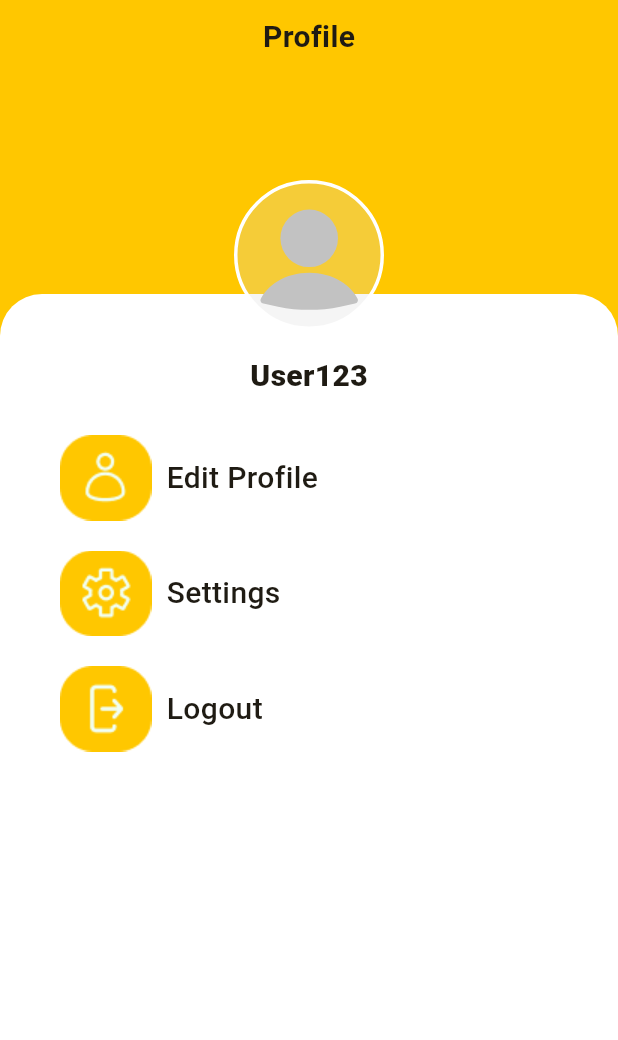
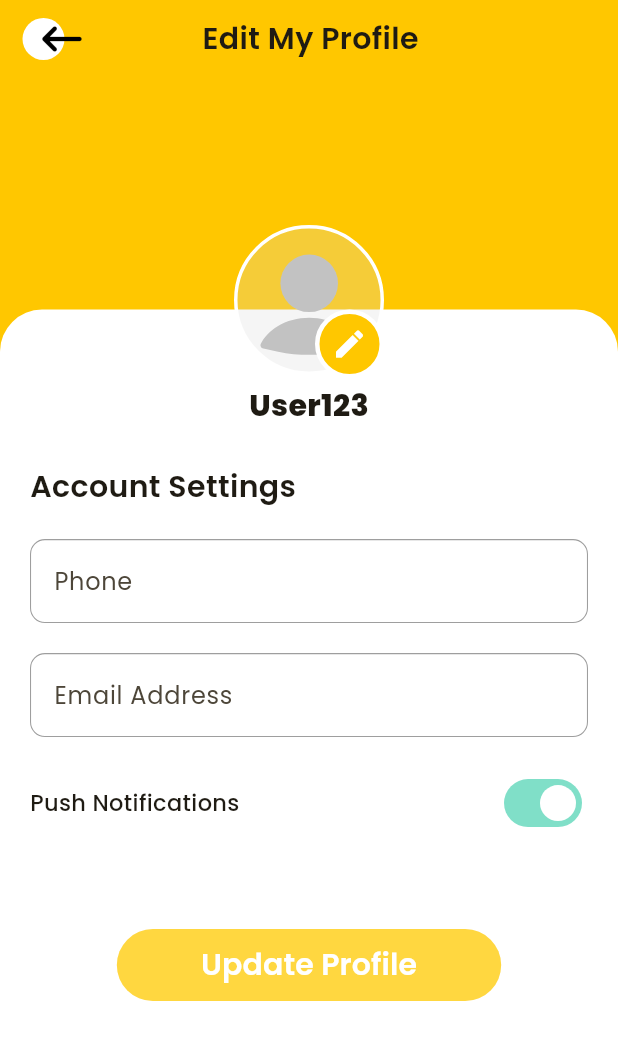
Before and after one commit to Dohahamdyy/citizen-connect, a Flutter app: the ProfileScreen screen opened directly, after a tap on "Edit Profile", on a phone screen of 412 x 824 dp. Shown: the top 1040 px of the screen. Run offline on Flutter 3.47's test engine with Material 3 defaults, Android fonts, the phone set to English and light mode, and no system bars; our stand-ins replace flutter_svg, geolocator, image_picker, pin_code_fields, shared_preferences; accounts and stored records are empty.

Commit message:
added edit profile screen and new font

```diff
--- a/lib/main.dart
+++ b/lib/main.dart
@@ -1,5 +1,6 @@
 import 'package:flutter/material.dart';
 import 'package:flutter_demo/ui/screens/description_screen.dart';
+import 'package:flutter_demo/ui/screens/edit_profile_screen.dart';
 import 'package:flutter_demo/ui/screens/electric_screen.dart';
 import 'package:flutter_demo/ui/screens/environmental_screen.dart';
 import 'package:flutter_demo/ui/screens/forget_password_screen.dart';
@@ -11,7 +12,6 @@ import 'package:flutter_demo/ui/screens/main_screen.dart';
 import 'package:flutter_demo/ui/screens/notification_settings_screen.dart';
 import 'package:flutter_demo/ui/screens/notifications_screen.dart';
 import 'package:flutter_demo/ui/screens/password_settings_screen.dart';
-import 'package:flutter_demo/ui/screens/profile_screen.dart';
 import 'package:flutter_demo/ui/screens/progress_screen.dart';
 import 'package:flutter_demo/ui/screens/ready_screen.dart';
 import 'package:flutter_demo/ui/screens/recent_screen.dart';
@@ -45,9 +45,10 @@ class MyApp extends StatelessWidget {
       theme: ThemeData(
         colorScheme: ColorScheme.fromSeed(seedColor: Colors.amber),
         useMaterial3: true,
+        fontFamily: 'Poppins',
       ),
       routes: {
-        '/': (context) => const VerifyCodeScreen(),
+        '/': (context) => const SplashScreen(),
         '/login': (context) => const LoginScreen(),
         '/signup': (context) => const SignupScreen(),
         '/home': (context) => const HomeScreen(),
@@ -71,6 +72,7 @@ class MyApp extends StatelessWidget {
         '/environmental': (context) => const EnvironmentalScreen(),
         '/road': (context) => const RoadScreen(),
         '/reset-password': (context) => const ResetPasswordScreen(),
+        '/edit-profile': (context) => const EditProfileScreen(),
       },
     );
   }
--- /dev/null
+++ b/lib/ui/screens/edit_profile_screen.dart
@@ -0,0 +1,230 @@
+import 'dart:io';
+
+import 'package:flutter/material.dart';
+import 'package:flutter_demo/ui/utils/colors.dart';
+import 'package:flutter_demo/ui/utils/common.dart';
+import 'package:flutter_demo/ui/widgets/small_appbar.dart';
+import 'package:flutter_svg/flutter_svg.dart';
+import 'package:image_picker/image_picker.dart';
+
+class EditProfileScreen extends StatefulWidget {
+  const EditProfileScreen({super.key});
+
+  @override
+  State<EditProfileScreen> createState() => _EditProfileScreenState();
+}
+
+class _EditProfileScreenState extends State<EditProfileScreen> {
+  final _phoneController = TextEditingController();
+  bool _enablePush = true;
+
+  @override
+  Widget build(BuildContext context) {
+    return Scaffold(
+      backgroundColor: AppColors.yellowColor,
+      body: SafeArea(
+        child: Stack(
+          children: [
+            Column(
+              crossAxisAlignment: CrossAxisAlignment.center,
+              children: [
+                const SmallAppbar(title: 'Edit My Profile'),
+                Expanded(
+                  flex: 1,
+                  child: Container(),
+                ),
+                Expanded(
+                  flex: 4,
+                  child: Container(
+                    padding: const EdgeInsets.symmetric(horizontal: 20, vertical: 50),
+                    decoration: const BoxDecoration(
+                      color: Colors.white,
+                      borderRadius: BorderRadius.only(
+                        topLeft: Radius.circular(28),
+                        topRight: Radius.circular(28),
+                      ),
+                    ),
+                    child: SingleChildScrollView(
+                      child: Column(
+                        children: [
+                          const Center(
+                            child: Text(
+                              'User123',
+                              style: TextStyle(
+                                fontSize: 20,
+                                fontWeight: FontWeight.w900,
+                              ),
+                            ),
+                          ),
+                          const SizedBox(height: 25),
+                          Row(
+                            children: [
+                              Expanded(
+                                child: Column(
+                                  crossAxisAlignment: CrossAxisAlignment.start,
+                                  children: [
+                                    const Text(
+                                      'Account Settings',
+                                      style: TextStyle(
+                                        fontSize: 20,
+                                        fontWeight: FontWeight.w600,
+                                      ),
+                                    ),
+                                    const SizedBox(height: 20),
+                                    TextFormField(
+                                      decoration: textFieldDecoration.copyWith(
+                                        labelText: 'Phone',
+                                      ),
+                                      controller: _phoneController,
+                                      keyboardType: TextInputType.number,
+                                      textInputAction: TextInputAction.next,
+                                    ),
+                                    const SizedBox(height: 20),
+                                    TextFormField(
+                                      decoration: textFieldDecoration.copyWith(
+                                        labelText: 'Email Address',
+                                      ),
+                                      controller: _phoneController,
+                                      keyboardType: TextInputType.emailAddress,
+                                    ),
+                                    const SizedBox(height: 20),
+                                    Row(
+                                      mainAxisAlignment: MainAxisAlignment.spaceBetween,
+                                      children: [
+                                        const Text(
+                                          'Push Notifications',
+                                          style: TextStyle(
+                                            fontSize: 15,
+                                            fontWeight: FontWeight.w500,
+                                          ),
+                                        ),
+                                        Switch(
+                                          value: _enablePush,
+                                          onChanged: (value) {
+                                            setState(() => _enablePush = !_enablePush);
+                                          },
+                                          activeColor: const Color(0xFF01BF92),
+                                          thumbColor: WidgetStateProperty.all(Colors.white),
+                                          inactiveTrackColor: Colors.grey.shade300,
+                                        ),
+                                      ],
+                                    ),
+                                    const SizedBox(height: 60),
+                                    Center(
+                                      child: Material(
+                                        borderRadius: BorderRadius.circular(30),
+                                        child: Container(
+                                          decoration: BoxDecoration(
+                                            borderRadius: BorderRadius.circular(30),
+                                            color: Colors.amberAccent,
+                                          ),
+                                          child: MaterialButton(
+                                            onPressed: () {},
+                                            child: const Padding(
+                                              padding: EdgeInsets.symmetric(horizontal: 40),
+                                              child: Text(
+                                                'Update Profile',
+                                                style: TextStyle(
+                                                  fontSize: 20,
+                                                  color: Colors.white,
+                                                  fontWeight: FontWeight.w600,
+                                                ),
+                                              ),
+                                            ),
+                                          ),
+                                        ),
+                                      ),
+                                    ),
+                                  ],
+                                ),
+                              ),
+                            ],
+                          ),
+                        ],
+                      ),
+                    ),
+                  ),
+                ),
+              ],
+            ),
+            Positioned(
+              top: 150,
+              child: SizedBox(
+                width: MediaQuery.of(context).size.width,
+                child: const Row(
+                  mainAxisAlignment: MainAxisAlignment.center,
+                  children: [
+                    ProfilePictureUpdater(),
+                  ],
+                ),
+              ),
+            ),
+          ],
+        ),
+      ),
+    );
+  }
+}
+
+class ProfilePictureUpdater extends StatefulWidget {
+  const ProfilePictureUpdater({super.key});
+
+  @override
+  ProfilePictureUpdaterState createState() => ProfilePictureUpdaterState();
+}
+
+class ProfilePictureUpdaterState extends State<ProfilePictureUpdater> {
+  File? _imageFile;
+  final ImagePicker _picker = ImagePicker();
+
+  Future<void> _pickImage() async {
+    final pickedFile = await _picker.pickImage(source: ImageSource.gallery);
+
+    if (pickedFile != null) {
+      setState(() => _imageFile = File(pickedFile.path));
+    }
+  }
+
+  @override
+  Widget build(BuildContext context) {
+    return Center(
+      child: Stack(
+        children: <Widget>[
+          _imageFile != null
+              ? CircleAvatar(
+                  radius: 50,
+                  backgroundImage: FileImage(_imageFile!) as ImageProvider,
+                )
+              : SvgPicture.asset(
+                  'assets/images/user_icon.svg',
+                  width: 100,
+                ),
+          Positioned(
+            bottom: 0,
+            right: 0,
+            child: InkWell(
+              onTap: _pickImage,
+              child: Container(
+                decoration: const BoxDecoration(
+                  shape: BoxShape.circle,
+                  color: AppColors.yellowColor,
+                  border: Border.fromBorderSide(
+                    BorderSide(
+                      color: Colors.white,
+                      width: 3,
+                    ),
+                  ),
+                ),
+                padding: const EdgeInsets.all(8.0),
+                child: const Icon(
+                  Icons.edit,
+                  color: Colors.white,
+                ),
+              ),
+            ),
+          ),
+        ],
+      ),
+    );
+  }
+}
--- a/lib/ui/screens/profile_screen.dart
+++ b/lib/ui/screens/profile_screen.dart
@@ -28,7 +28,7 @@ class ProfileScreen extends StatelessWidget {
                 Expanded(
                   flex: 4,
                   child: Container(
-                    padding: const EdgeInsets.all(40),
+                    padding: const EdgeInsets.symmetric(horizontal: 20, vertical: 50),
                     decoration: const BoxDecoration(
                       color: Colors.white,
                       borderRadius: BorderRadius.only(
@@ -52,7 +52,9 @@ class ProfileScreen extends StatelessWidget {
                           ProfileItem(
                             title: 'Edit Profile',
                             icon: 'assets/images/Icon Profile.png',
-                            onTap: () {},
+                            onTap: () {
+                              Navigator.of(context).pushNamed('/edit-profile');
+                            },
                           ),
                           const SizedBox(height: 20),
                           // ProfileItem(
@@ -73,11 +75,32 @@ class ProfileScreen extends StatelessWidget {
                             title: 'Logout',
                             icon: 'assets/images/Icon Logout.png',
                             onTap: () {
-                              SharedPreferences.getInstance().then((prefs) {
-                                prefs.setBool('is_logged_in', false);
-                              });
-                              Navigator.of(context)
-                                  .pushNamedAndRemoveUntil('/login', (route) => false);
+                              showDialog(
+                                  context: context,
+                                  builder: (context) {
+                                    return AlertDialog(
+                                      title: const Text('Logout'),
+                                      content: const Text('Are you sure you want to logout?'),
+                                      actions: [
+                                        TextButton(
+                                          onPressed: () {
+                                            Navigator.of(context).pop();
+                                          },
+                                          child: const Text('Cancel'),
+                                        ),
+                                        TextButton(
+                                          onPressed: () {
+                                            SharedPreferences.getInstance().then((prefs) {
+                                              prefs.setBool('is_logged_in', false);
+                                            });
+                                            Navigator.of(context).pushNamedAndRemoveUntil(
+                                                '/login', (route) => false);
+                                          },
+                                          child: const Text('Logout'),
+                                        ),
+                                      ],
+                                    );
+                                  });
                             },
                           ),
                         ],
--- a/lib/ui/screens/recent_screen.dart
+++ b/lib/ui/screens/recent_screen.dart
@@ -115,7 +115,7 @@ class ReportItem extends StatelessWidget {
                         'Status',
                         style: TextStyle(
                           fontSize: 18,
-                          fontWeight: FontWeight.bold,
+                          fontWeight: FontWeight.w600,
                         ),
                       ),
                       CheckCircle(type: 1),
--- a/lib/ui/screens/signup_screen.dart
+++ b/lib/ui/screens/signup_screen.dart
@@ -15,7 +15,7 @@ class _SignupScreenState extends State<SignupScreen> {
   final _firstnameController = TextEditingController();
   final _lastnameController = TextEditingController();
   final _emailController = TextEditingController();
-  final _idController = TextEditingController();
+  final _phoneController = TextEditingController();
   final _passwordController = TextEditingController();
   final _confirmPasswordController = TextEditingController();
 
@@ -107,7 +107,7 @@ class _SignupScreenState extends State<SignupScreen> {
                         decoration: textFieldDecoration.copyWith(
                           labelText: 'Phone number',
                         ),
-                        controller: _idController,
+                        controller: _phoneController,
                         keyboardType: TextInputType.number,
                         textInputAction: TextInputAction.next,
                       ),
```
Also changed, not shown: pubspec.yaml (+16 -14 lines), assets/fonts/Poppins-Bold.ttf (added), assets/fonts/Poppins-ExtraBold.ttf (added), assets/fonts/Poppins-Light.ttf (added), assets/fonts/Poppins-Medium.ttf (added), assets/fonts/Poppins-Regular.ttf (added), assets/fonts/Poppins-SemiBold.ttf (added), pubspec.lock.
